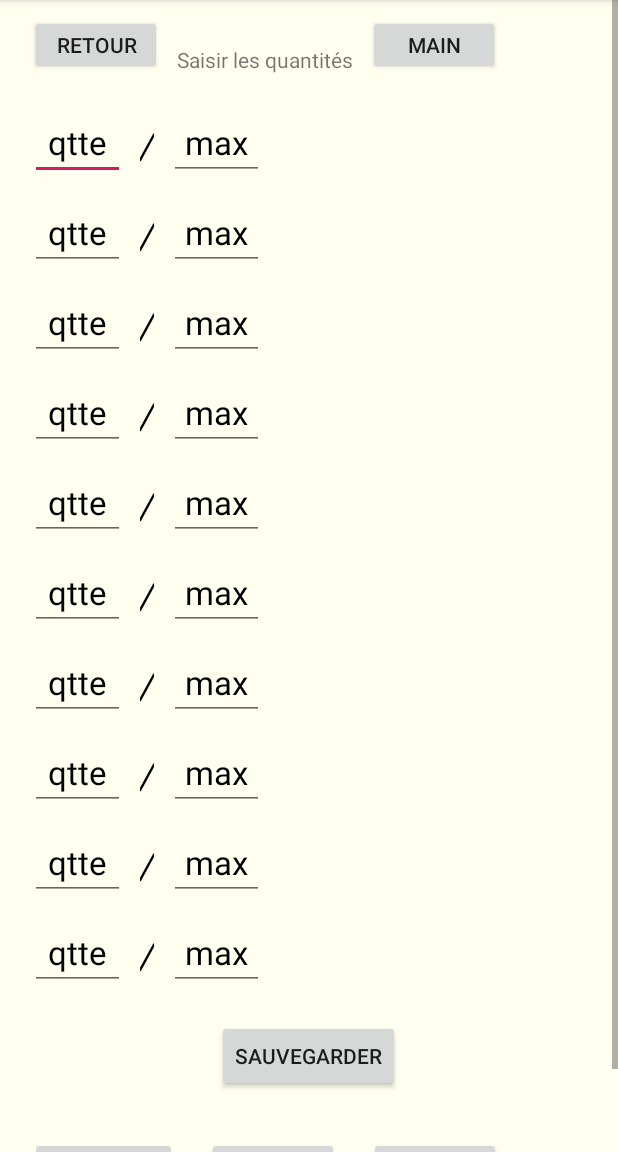
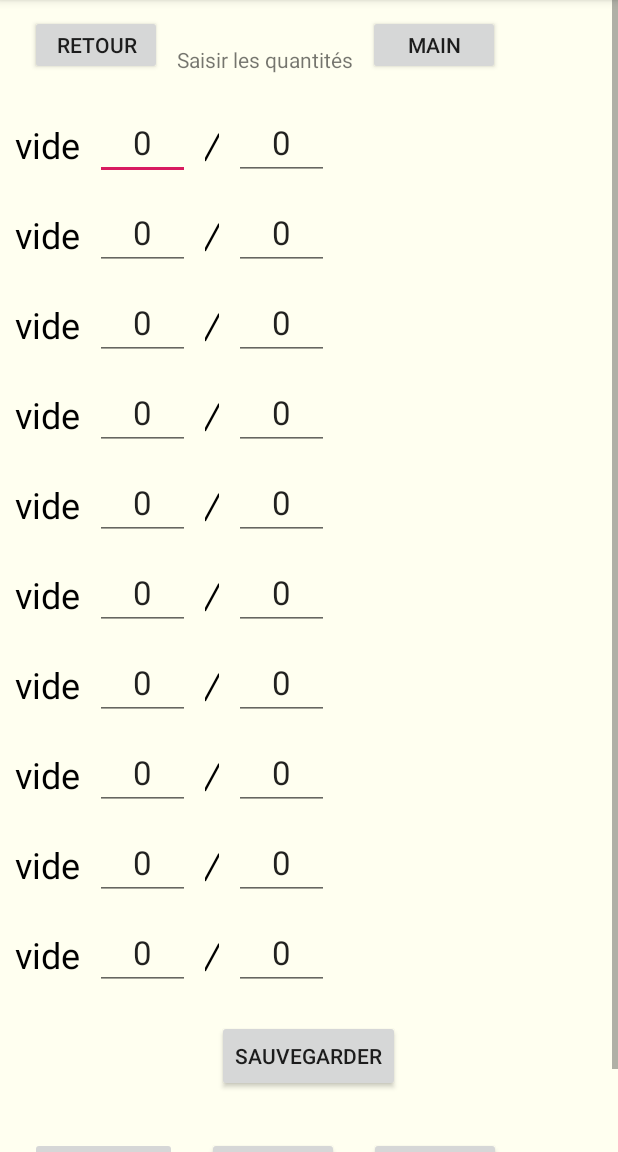
Before and after one commit to Oydrey/PartyManager, an Android app: the ChecklistActivity screen opened directly, with no data from a screen before it, on a phone screen of 412 x 824 dp, the part 84-1236 px from its top. Run offline under Robolectric (Android 15) with nearby library versions, the phone set to English and light mode, and no system bars.

Commit message:
problème d'id sur les tables

```diff
--- a/app/src/main/java/com/oydreyproduction/partymanager/ChecklistActivity.java
+++ b/app/src/main/java/com/oydreyproduction/partymanager/ChecklistActivity.java
@@ -2,6 +2,7 @@ package com.oydreyproduction.partymanager;
 
 import android.content.Intent;
 import android.os.Bundle;
+import android.util.Log;
 import android.view.View;
 import android.widget.EditText;
 import android.widget.TextView;
@@ -10,7 +11,7 @@ import androidx.appcompat.app.AppCompatActivity;
 
 public class ChecklistActivity extends AppCompatActivity {
 
-    int idSoiree;
+    int idSoiree = -1;
 
     TextView nomProduit1;
     EditText qteAcheteeProduit1;
@@ -109,7 +110,24 @@ public class ChecklistActivity extends AppCompatActivity {
         produitDAO.open();
         listeProduitDAO.open();
 
+        Log.v("Je suis la", String.valueOf(idSoiree));
 
+        ListeProduit[] listeProduits = listeProduitDAO.selectionnerListeProduitByIDSoiree(idSoiree);
+
+        TextView[] nomProduits = {nomProduit1, nomProduit2, nomProduit3, nomProduit4, nomProduit5, nomProduit6, nomProduit7, nomProduit8, nomProduit9, nomProduit10};
+        EditText[] qteAcheteeProduits = {qteAcheteeProduit1, qteAcheteeProduit2, qteAcheteeProduit3, qteAcheteeProduit4, qteAcheteeProduit5, qteAcheteeProduit6, qteAcheteeProduit7, qteAcheteeProduit8, qteAcheteeProduit9, qteAcheteeProduit10};
+        EditText[] qteNecessaireProduits = {qteNecessaireProduit1, qteNecessaireProduit2, qteNecessaireProduit3, qteNecessaireProduit4, qteNecessaireProduit5, qteNecessaireProduit6, qteNecessaireProduit7, qteNecessaireProduit8, qteNecessaireProduit9, qteNecessaireProduit10};
+
+        int i=0;
+
+        for(ListeProduit listeProduit : listeProduits){
+            Log.v("Je suis la", listeProduit.toString());
+            Produit produit = produitDAO.selectionnerProduitByID(listeProduit.getIdProduit());
+            nomProduits[i].setText(produit.getNom());
+            qteAcheteeProduits[i].setText(String.valueOf(produit.getQteAchetee()));
+            qteNecessaireProduits[i].setText(String.valueOf(produit.getQteNecessaire()));
+            i+=1;
+        }
 
         produitDAO.close();
         listeProduitDAO.close();
--- a/app/src/main/java/com/oydreyproduction/partymanager/EventActivity.java
+++ b/app/src/main/java/com/oydreyproduction/partymanager/EventActivity.java
@@ -8,7 +8,7 @@ import androidx.appcompat.app.AppCompatActivity;
 
 public class EventActivity extends AppCompatActivity {
 
-    int idSoiree;
+    int idSoiree = -1;
 
     @Override
     protected void onCreate(Bundle savedInstanceState) {
--- a/app/src/main/java/com/oydreyproduction/partymanager/EventCreateActivity.java
+++ b/app/src/main/java/com/oydreyproduction/partymanager/EventCreateActivity.java
@@ -2,6 +2,7 @@ package com.oydreyproduction.partymanager;
 
 import android.content.Intent;
 import android.os.Bundle;
+import android.util.Log;
 import android.view.View;
 import android.widget.EditText;
 
@@ -96,10 +97,9 @@ public class EventCreateActivity extends AppCompatActivity {
         String[] strProduits = {strProduit1, strProduit2, strProduit3, strProduit4, strProduit5, strProduit6, strProduit7, strProduit8, strProduit9, strProduit10};
 
         for(String produit : strProduits){
-            if(!produit.equals("")){
+            if(!(produit.equals(""))){
+                Log.v("Je suis la", "Dans EventCreateActivity, dans for, dans if (ajout produit)");
                 produitDAO.ajouter(new Produit(produit, 1));
-                int idProduit = produitDAO.selectionnerProduitByNom(produit).getId();
-                listeProduitDAO.ajouter(new ListeProduit(idProduit, soiree.getId()));
             }
         }
 
--- a/app/src/main/java/com/oydreyproduction/partymanager/MainActivity.java
+++ b/app/src/main/java/com/oydreyproduction/partymanager/MainActivity.java
@@ -4,6 +4,7 @@ import androidx.appcompat.app.AppCompatActivity;
 
 import android.content.Intent;
 import android.os.Bundle;
+import android.util.Log;
 import android.view.View;
 import android.widget.Button;
 import android.widget.Toast;
@@ -146,6 +147,8 @@ public class MainActivity extends AppCompatActivity {
 
         int idSoiree = soiree.getId();
 
+        Log.v("Je suis la", String.valueOf(idSoiree));
+
         Intent intent=new Intent(this,EventActivity.class);
         intent.putExtra("idSoiree", idSoiree);
         startActivity(intent);
--- a/app/src/main/java/com/oydreyproduction/partymanager/ProduitDAO.java
+++ b/app/src/main/java/com/oydreyproduction/partymanager/ProduitDAO.java
@@ -3,6 +3,7 @@ package com.oydreyproduction.partymanager;
 import android.content.ContentValues;
 import android.content.Context;
 import android.database.Cursor;
+import android.util.Log;
 
 public class ProduitDAO extends DAOBase {
 
@@ -48,22 +49,25 @@ public class ProduitDAO extends DAOBase {
     public Produit selectionnerProduitByID(int id){
         Cursor c = mDb.rawQuery("select " + COL_NOM_PRODUIT + ", " + COL_QTE_NECESSAIRE + ", " + COL_QTE_ACHETEE +
                 " from " + TABLE_PRODUIT + " where " + COL_ID_PRODUIT + " = " + id, null);
+        //Log.v("Je suis la", c.toString());
         if(c != null && c.moveToFirst()){
             String nom = c.getString(0);
             int qteNecessaire = c.getInt(1);
             int qteAchetee = c.getInt(2);
             c.close();
             Produit produit = new Produit(nom, qteNecessaire, qteAchetee);
+            //Log.v("Je suis la", "selectionnerProduitByID dans if");
             return produit;
         }
         else{
+            //Log.v("Je suis la", "selectionnerProduitByID dans else");
             return new Produit("vide", 0, 0);
         }
     }
 
     public Produit selectionnerProduitByNom(String nom){
         Cursor c = mDb.rawQuery("select " + COL_ID_PRODUIT + ", " + COL_QTE_NECESSAIRE + ", " + COL_QTE_ACHETEE +
-                " from " + TABLE_PRODUIT + " where " + COL_NOM_PRODUIT + " = " + nom, null);
+                " from " + TABLE_PRODUIT + " where " + COL_NOM_PRODUIT + " = \"" + nom + "\"", null);
         if(c != null && c.moveToFirst()){
             int id = c.getInt(0);
             int qteNecessaire = c.getInt(1);
--- a/app/src/main/java/com/oydreyproduction/partymanager/SellierActivity.java
+++ b/app/src/main/java/com/oydreyproduction/partymanager/SellierActivity.java
@@ -8,7 +8,7 @@ import androidx.appcompat.app.AppCompatActivity;
 
 public class SellierActivity extends AppCompatActivity {
 
-    int idSoiree;
+    int idSoiree = -1;
 
     @Override
     protected void onCreate(Bundle savedInstanceState) {
--- a/app/src/main/java/com/oydreyproduction/partymanager/SoireeDAO.java
+++ b/app/src/main/java/com/oydreyproduction/partymanager/SoireeDAO.java
@@ -77,7 +77,7 @@ public class SoireeDAO extends DAOBase {
 
     public Soiree selectionnerSoireeByNom(String nom){
         Cursor c = mDb.rawQuery("select " + COL_ID_SOIREE + ", " + COL_LIEU + ", " + COL_DATE +
-                ", " + COL_HEURE + ", " + COL_DESCRIPTION + " from " + TABLE_SOIREE + " where " + COL_NOM_SOIREE + " = " + nom, null);
+                ", " + COL_HEURE + ", " + COL_DESCRIPTION + " from " + TABLE_SOIREE + " where " + COL_NOM_SOIREE + " = \"" + nom + "\"", null);
         if(c != null && c.moveToFirst()){
             int id = c.getInt(0);
             String lieu = c.getString(1);
```
Also changed, not shown: app/src/main/java/com/oydreyproduction/partymanager/ListeProduitDAO.java (+7 -4 lines).
